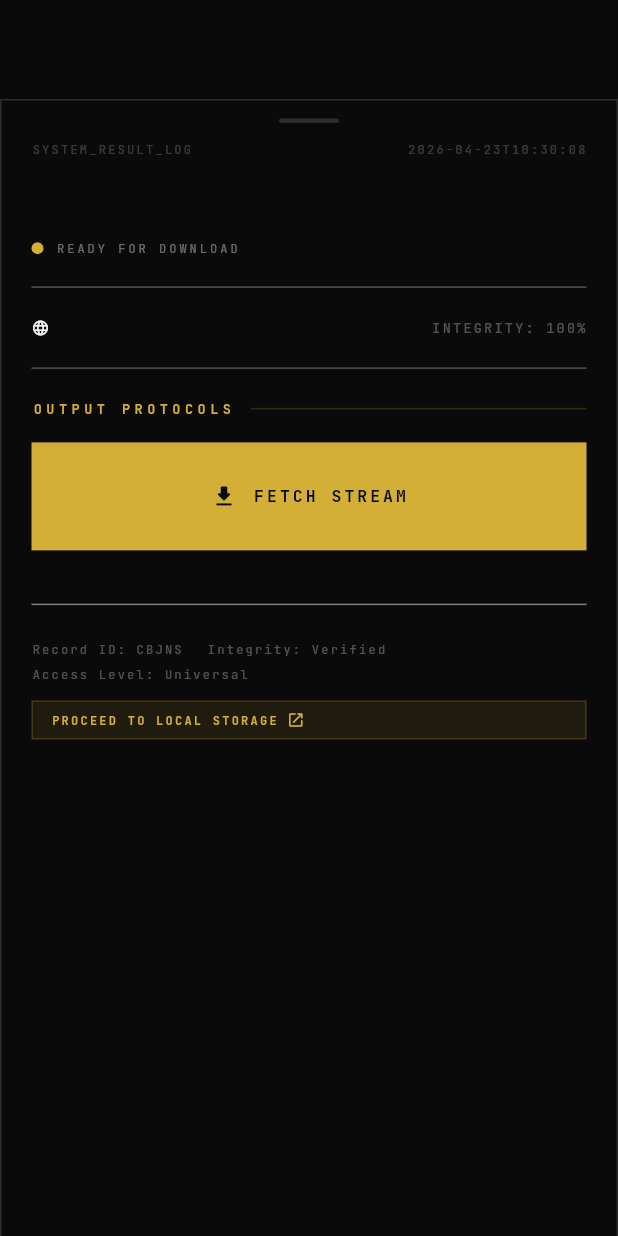
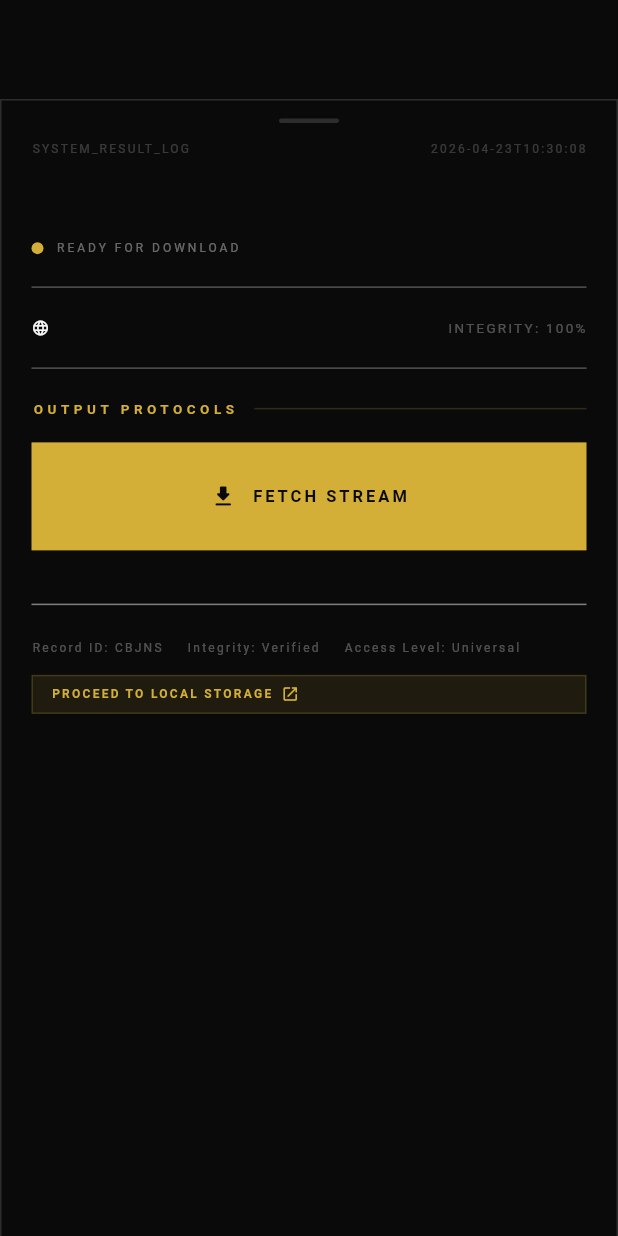
Before and after one commit to diaz1414/downloader-v2, a Flutter app: the ResultBottomSheet widget shown alone on an empty page, opened directly with empty values, on a phone screen of 412 x 824 dp. Run offline on Flutter 3.47's test engine with Material 3 defaults, Android fonts, the phone set to English and light mode, and no system bars; drawn by our look-alikes of flutter_animate; our stand-ins replace connectivity_plus.

Commit message:
feat: add ResultBottomSheet UI and project configuration for mobile downloader

```diff
--- a/mobile/lib/screens/result_bottom_sheet.dart
+++ b/mobile/lib/screens/result_bottom_sheet.dart
@@ -1,4 +1,3 @@
-import 'package:cached_network_image/cached_network_image.dart';
 import 'package:flutter/material.dart';
 import 'package:flutter_animate/flutter_animate.dart';
 import '../models/download_result.dart';
@@ -125,17 +124,20 @@ class ResultBottomSheet extends StatelessWidget {
                         children: [
                           AspectRatio(
                             aspectRatio: 16 / 9,
-                            child: CachedNetworkImage(
-                              imageUrl: data.thumbnail!,
+                            child: Image.network(
+                              data.thumbnail!,
                               fit: BoxFit.cover,
-                              placeholder: (_, __) => Container(
-                                color: AppColors.cardSurface,
-                                child: const Center(
-                                  child: CircularProgressIndicator(
-                                      strokeWidth: 1, color: AppColors.accent),
-                                ),
-                              ),
-                              errorWidget: (_, __, ___) => Container(
+                              loadingBuilder: (_, child, progress) {
+                                if (progress == null) return child;
+                                return Container(
+                                  color: AppColors.cardSurface,
+                                  child: const Center(
+                                    child: CircularProgressIndicator(
+                                        strokeWidth: 1, color: AppColors.accent),
+                                  ),
+                                );
+                              },
+                              errorBuilder: (_, __, ___) => Container(
                                 color: AppColors.cardSurface,
                                 child: const Icon(Icons.movie_rounded,
                                     color: AppColors.border, size: 40),
--- a/mobile/lib/theme/app_theme.dart
+++ b/mobile/lib/theme/app_theme.dart
@@ -1,5 +1,4 @@
 import 'package:flutter/material.dart';
-import 'package:google_fonts/google_fonts.dart';
 
 /// Design tokens mirrored exactly from globals.css and website theme
 class AppColors {
@@ -32,7 +31,8 @@ class AppTextStyles {
     Color color = AppColors.foreground,
     double height = 1.1,
   }) =>
-      GoogleFonts.fraunces(
+      TextStyle(
+        fontFamily: 'Fraunces',
         fontSize: size,
         fontWeight: weight,
         color: color,
@@ -48,7 +48,8 @@ class AppTextStyles {
     double letterSpacing = 1.5,
     double? opacity,
   }) =>
-      GoogleFonts.jetBrainsMono(
+      TextStyle(
+        fontFamily: 'JetBrainsMono',
         fontSize: size,
         fontWeight: weight,
         color: opacity != null ? color.withOpacity(opacity) : color,
@@ -78,7 +79,8 @@ class AppTheme {
           elevation: 0,
           scrolledUnderElevation: 0,
           centerTitle: false,
-          titleTextStyle: GoogleFonts.fraunces(
+          titleTextStyle: TextStyle(
+            fontFamily: 'Fraunces',
             fontSize: 18,
             fontWeight: FontWeight.w700,
             color: AppColors.foreground,
```
Also changed, not shown: mobile/pubspec.yaml (+1 -19 lines), mobile/pubspec.lock.
